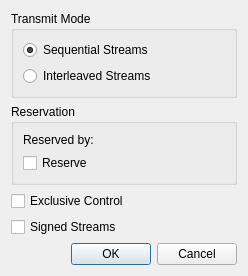
Above: client/portconfigdialog.ui from pstavirs/ostinato before the change. Below: the same form after it.
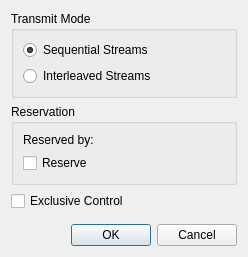
That is the form after the change.

Commit message: sign: remove streamsType and associated code

What changed in the file:
```diff
--- a/client/portconfigdialog.ui
+++ b/client/portconfigdialog.ui
@@ -69,13 +69,6 @@
      </property>
     </widget>
    </item>
-   <item>
-    <widget class="QCheckBox" name="signedStreamsButton" >
-     <property name="text" >
-      <string>Signed Streams</string>
-     </property>
-    </widget>
-   </item>
    <item>
     <spacer>
      <property name="orientation" >
```
The commit also changes 8 other files.
